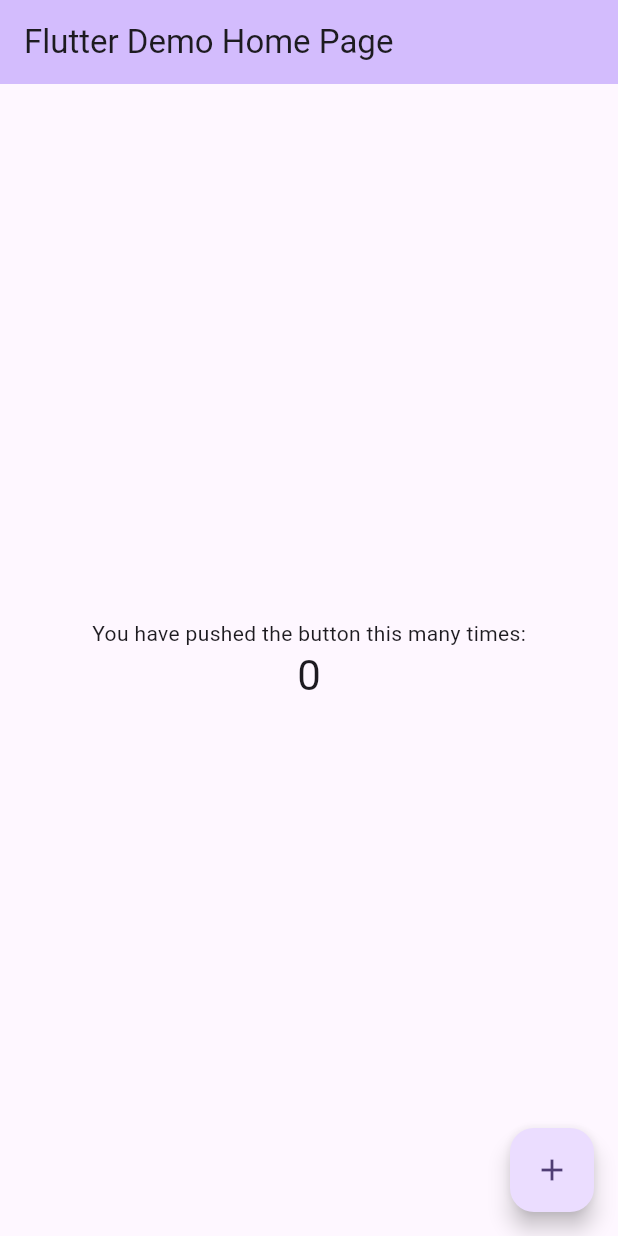
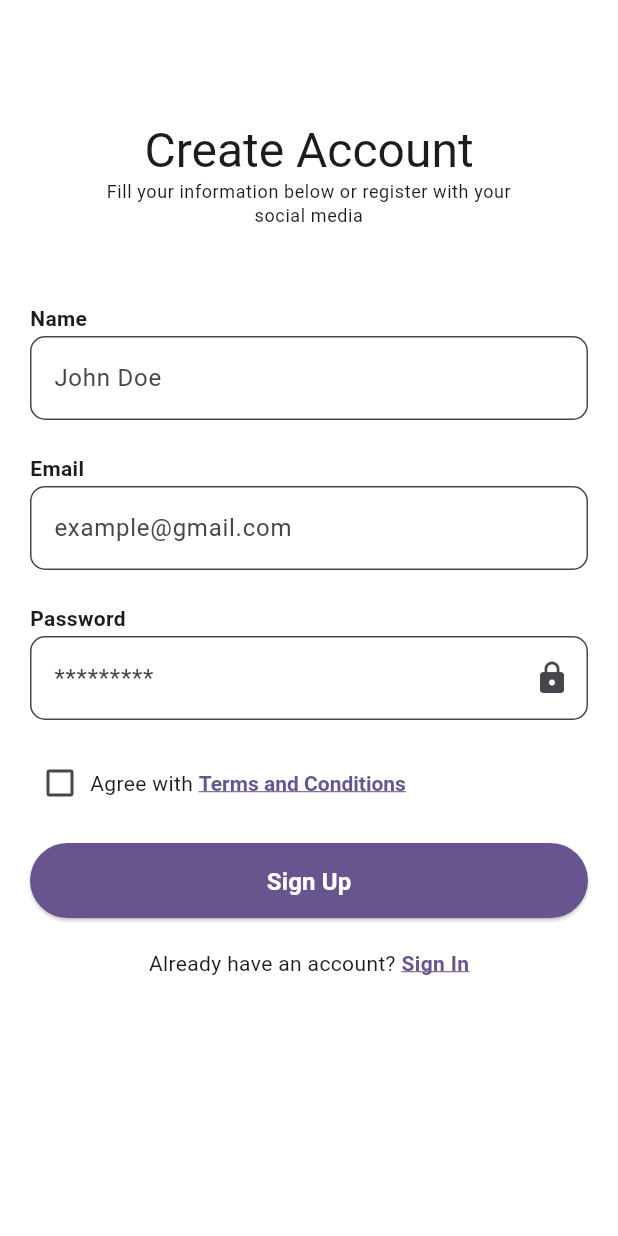
Before and after one commit to honeyman22/flutter_clean_arch, a Flutter app: the screen it shows after launch, on a phone screen of 412 x 824 dp. Run offline on Flutter 3.47's test engine with Material 3 defaults, Android fonts, the phone set to English and light mode, and no system bars; our stand-ins replace dartz, dio, get_it.

Commit message:
signup integration

```diff
--- /dev/null
+++ b/lib/common/widgets/custom_textfield.dart
@@ -0,0 +1,60 @@
+import 'package:flutter/material.dart';
+
+class CustomTextField extends StatelessWidget {
+  final String label;
+  final String hintText;
+  final TextEditingController controller;
+  final bool obscureText;
+  final TextInputType keyboardType;
+  final IconData? icon;
+
+  final String? Function(String?)? validator; // Validation function
+
+  const CustomTextField({
+    super.key,
+    required this.label,
+    required this.hintText,
+    required this.controller,
+    this.obscureText = false,
+    this.keyboardType = TextInputType.text,
+    this.icon,
+    this.validator, // Accepts validator
+  });
+
+  @override
+  Widget build(BuildContext context) {
+    return Column(
+      mainAxisAlignment: MainAxisAlignment.start,
+      crossAxisAlignment: CrossAxisAlignment.start,
+      children: [
+        Text(
+          label,
+          textAlign: TextAlign.start,
+          style: TextStyle(fontWeight: FontWeight.bold),
+        ),
+        Padding(
+          padding: const EdgeInsets.symmetric(vertical: 2),
+          child: TextFormField(
+            controller: controller,
+            obscureText: obscureText,
+            keyboardType: keyboardType,
+            validator: validator, // Apply validation
+            decoration: InputDecoration(
+              hintText: hintText,
+              suffixIcon: icon != null ? Icon(icon) : null,
+              border: OutlineInputBorder(
+                  borderRadius: BorderRadius.circular(10),
+                  borderSide: BorderSide(
+                      color: const Color.fromARGB(255, 243, 242, 242))),
+              focusedBorder: OutlineInputBorder(
+                  borderRadius: BorderRadius.circular(10),
+                  borderSide: BorderSide(color: Colors.grey)),
+              filled: true,
+              fillColor: Colors.white,
+            ),
+          ),
+        )
+      ],
+    );
+  }
+}
--- /dev/null
+++ b/lib/common/widgets/primary_button.dart
@@ -0,0 +1,60 @@
+import 'package:flutter/material.dart';
+
+class PrimaryButton extends StatelessWidget {
+  final String text;
+  final VoidCallback onPressed;
+  final double? width;
+  final double? height;
+  final Color? backgroundColor;
+  final Color? textColor;
+  final double borderRadius;
+  final bool isLoading;
+
+  const PrimaryButton({
+    super.key,
+    required this.text,
+    required this.onPressed,
+    this.width,
+    this.height = 50,
+    this.backgroundColor,
+    this.textColor,
+    this.borderRadius = 25,
+    this.isLoading = false,
+  });
+
+  @override
+  Widget build(BuildContext context) {
+    return SizedBox(
+      width: width ?? double.infinity,
+      height: height,
+      child: ElevatedButton(
+        style: ElevatedButton.styleFrom(
+          backgroundColor:
+              backgroundColor ?? Theme.of(context).colorScheme.primary,
+          shape: RoundedRectangleBorder(
+            borderRadius: BorderRadius.circular(borderRadius),
+          ),
+          padding: const EdgeInsets.symmetric(vertical: 14),
+        ),
+        onPressed: isLoading ? null : onPressed, // Disable when loading
+        child: isLoading
+            ? const SizedBox(
+                width: 24,
+                height: 24,
+                child: CircularProgressIndicator(
+                  color: Colors.white,
+                  strokeWidth: 2.5,
+                ),
+              )
+            : Text(
+                text,
+                style: TextStyle(
+                  color: textColor ?? Colors.white,
+                  fontSize: 16,
+                  fontWeight: FontWeight.w600,
+                ),
+              ),
+      ),
+    );
+  }
+}
--- /dev/null
+++ b/lib/core/constants/api_urls.dart
@@ -0,0 +1,4 @@
+class ApiUrls {
+  static const baseURL = "https://devapi.annapurnagalleries.com/api/";
+  static const register = "${baseURL}login";
+}
--- /dev/null
+++ b/lib/core/network/dio_client.dart
@@ -0,0 +1,34 @@
+import 'package:dio/dio.dart';
+
+class DioClient {
+  late final Dio _dio;
+  DioClient() {
+    _dio = Dio(BaseOptions(
+      headers: {
+        'Content-Type': 'application/json',
+      },
+      baseUrl: 'https://jsonplaceholder.typicode.com/',
+      responseType: ResponseType.json,
+      sendTimeout: const Duration(seconds: 30),
+      receiveTimeout: const Duration(seconds: 30),
+    ));
+  }
+
+  Future<Response> get(String url) async {
+    try {
+      final Response response = await _dio.get(url);
+      return response;
+    } on DioException {
+      rethrow;
+    }
+  }
+
+  Future<Response> post(String url, {data}) async {
+    try {
+      final Response response = await _dio.post(url, data: data);
+      return response;
+    } on DioException {
+      rethrow;
+    }
+  }
+}
--- /dev/null
+++ b/lib/core/usecase/usecase.dart
@@ -0,0 +1,3 @@
+abstract class Usecase<Type, Params> {
+  Future<Type> call(Params params);
+}
--- /dev/null
+++ b/lib/data/models/signup_req_params.dart
@@ -0,0 +1,16 @@
+class SignupReqParams {
+  final String email;
+  final String password;
+  final String name;
+
+  SignupReqParams(
+      {required this.email, required this.password, required this.name});
+
+  Map<String, dynamic> toMap() {
+    return <String, dynamic>{
+      'email': email,
+      'password': password,
+      'name': name,
+    };
+  }
+}
--- /dev/null
+++ b/lib/data/repository/auth.dart
@@ -0,0 +1,12 @@
+import 'package:clean_arch/data/models/signup_req_params.dart';
+import 'package:clean_arch/data/source/auth_api_service.dart';
+import 'package:clean_arch/domain/repository/auth.dart';
+import 'package:clean_arch/service_locator.dart';
+import 'package:dartz/dartz.dart';
+
+class AuthRepositoryImpl extends AuthRepository {
+  @override
+  Future<Either> signup(SignupReqParams signupReqParams) async {
+    return sl<AuthApiService>().signup(signupReqParams);
+  }
+}
--- /dev/null
+++ b/lib/data/source/auth_api_service.dart
@@ -0,0 +1,25 @@
+import 'package:clean_arch/core/constants/api_urls.dart';
+import 'package:clean_arch/core/network/dio_client.dart';
+import 'package:clean_arch/data/models/signup_req_params.dart';
+import 'package:clean_arch/service_locator.dart';
+import 'package:dartz/dartz.dart';
+import 'package:dio/dio.dart';
+
+abstract class AuthApiService {
+  Future<Either> signup(SignupReqParams signupReqParams);
+}
+
+class AuthApiServiceImpl implements AuthApiService {
+  @override
+  Future<Either> signup(SignupReqParams signupReqParams) async {
+    try {
+      var response = await sl<DioClient>()
+          .post(ApiUrls.register, data: signupReqParams.toMap());
+
+      return Right(response);
+    } on DioException catch (e) {
+      print("Hello ${e.response!.data['message']}");
+      return Left(e.response!.data['message']);
+    }
+  }
+}
--- /dev/null
+++ b/lib/domain/repository/auth.dart
@@ -0,0 +1,6 @@
+import 'package:clean_arch/data/models/signup_req_params.dart';
+import 'package:dartz/dartz.dart';
+
+abstract class AuthRepository {
+  Future<Either> signup(SignupReqParams signupReqParams);
+}
--- /dev/null
+++ b/lib/domain/usecases/signup.dart
@@ -0,0 +1,12 @@
+import 'package:clean_arch/core/usecase/usecase.dart';
+import 'package:clean_arch/data/models/signup_req_params.dart';
+import 'package:clean_arch/domain/repository/auth.dart';
+import 'package:clean_arch/service_locator.dart';
+import 'package:dartz/dartz.dart';
+
+class SignupUseCase implements Usecase<Either, SignupReqParams> {
+
+  @override
+  Future<Either> call(SignupReqParams? params) async =>
+    sl<AuthRepository>().signup(params!);
+}
--- a/lib/main.dart
+++ b/lib/main.dart
@@ -1,6 +1,9 @@
+import 'package:clean_arch/presentation/auth/pages/signup.dart';
+import 'package:clean_arch/service_locator.dart';
 import 'package:flutter/material.dart';
 
 void main() {
+  setupServiceLocator();
   runApp(const MyApp());
 }
 
@@ -16,55 +19,7 @@ class MyApp extends StatelessWidget {
         colorScheme: ColorScheme.fromSeed(seedColor: Colors.deepPurple),
         useMaterial3: true,
       ),
-      home: const MyHomePage(title: 'Flutter Demo Home Page'),
+      home: SigninScreen(),
     );
   }
 }
-
-class MyHomePage extends StatefulWidget {
-  const MyHomePage({super.key, required this.title});
-
-  final String title;
-
-  @override
-  State<MyHomePage> createState() => _MyHomePageState();
-}
-
-class _MyHomePageState extends State<MyHomePage> {
-  int _counter = 0;
-
-  void _incrementCounter() {
-    setState(() {
-      _counter++;
-    });
-  }
-
-  @override
-  Widget build(BuildContext context) {
-    return Scaffold(
-      appBar: AppBar(
-        backgroundColor: Theme.of(context).colorScheme.inversePrimary,
-        title: Text(widget.title),
-      ),
-      body: Center(
-        child: Column(
-          mainAxisAlignment: MainAxisAlignment.center,
-          children: <Widget>[
-            const Text(
-              'You have pushed the button this many times:',
-            ),
-            Text(
-              '$_counter',
-              style: Theme.of(context).textTheme.headlineMedium,
-            ),
-          ],
-        ),
-      ),
-      floatingActionButton: FloatingActionButton(
-        onPressed: _incrementCounter,
-        tooltip: 'Increment',
-        child: const Icon(Icons.add),
-      ), // This trailing comma makes auto-formatting nicer for build methods.
-    );
-  }
-}
--- /dev/null
+++ b/lib/presentation/auth/pages/signup.dart
@@ -0,0 +1,146 @@
+import 'package:clean_arch/common/widgets/custom_textfield.dart';
+import 'package:clean_arch/common/widgets/primary_button.dart';
+import 'package:clean_arch/data/models/signup_req_params.dart';
+import 'package:clean_arch/domain/usecases/signup.dart';
+import 'package:clean_arch/service_locator.dart';
+import 'package:flutter/gestures.dart';
+import 'package:flutter/material.dart';
+
+class SigninScreen extends StatefulWidget {
+  const SigninScreen({super.key});
+
+  @override
+  State<SigninScreen> createState() => _SigninScreenState();
+}
+
+class _SigninScreenState extends State<SigninScreen> {
+  final TextEditingController _nameController = TextEditingController();
+  final TextEditingController _emailController = TextEditingController();
+  final TextEditingController _passwordController = TextEditingController();
+  bool _agreeToTerms = false;
+
+  @override
+  Widget build(BuildContext context) {
+    return Scaffold(
+      backgroundColor: Colors.white,
+      body: SingleChildScrollView(
+        child: Container(
+          padding:
+              const EdgeInsets.only(bottom: 20, right: 20, left: 20, top: 80),
+          child: Column(
+            spacing: 20,
+            children: [
+              Column(
+                children: [
+                  Text(
+                    "Create Account",
+                    style: Theme.of(context).textTheme.headlineLarge,
+                  ),
+                  Padding(
+                    padding: const EdgeInsets.symmetric(horizontal: 50),
+                    child: Text(
+                      "Fill your information below or register with your social media",
+                      style: Theme.of(context).textTheme.bodySmall,
+                      textAlign: TextAlign.center,
+                    ),
+                  ),
+                ],
+              ),
+              const SizedBox(height: 10),
+              CustomTextField(
+                hintText: "John Doe",
+                label: "Name",
+                keyboardType: TextInputType.text,
+                controller: _nameController,
+              ),
+              CustomTextField(
+                hintText: "example@gmail.com",
+                label: "Email",
+                keyboardType: TextInputType.emailAddress,
+                controller: _emailController,
+              ),
+              CustomTextField(
+                hintText: "*********",
+                label: "Password",
+                keyboardType: TextInputType.text,
+                controller: _passwordController,
+                icon: Icons.lock,
+                obscureText: true,
+              ),
+              Row(
+                children: [
+                  Checkbox(
+                    value: _agreeToTerms,
+                    onChanged: (value) {
+                      setState(() {
+                        _agreeToTerms = value!;
+                      });
+                    },
+                    materialTapTargetSize: MaterialTapTargetSize.shrinkWrap,
+                  ),
+                  RichText(
+                    text: TextSpan(
+                      children: [
+                        TextSpan(
+                          text: "Agree with ",
+                          style: Theme.of(context).textTheme.bodyMedium,
+                        ),
+                        TextSpan(
+                          text: "Terms and Conditions",
+                          recognizer: TapGestureRecognizer()..onTap = () {},
+                          style: TextStyle(
+                            decoration: TextDecoration.underline,
+                            color: Theme.of(context).colorScheme.primary,
+                            fontWeight: FontWeight.bold,
+                          ),
+                        ),
+                      ],
+                    ),
+                  ),
+                ],
+              ),
+              PrimaryButton(
+                  text: "Sign Up",
+                  onPressed: () {
+                    sl<SignupUseCase>().call(SignupReqParams(
+                      email: "email",
+                      password: "password",
+                      name: "name",
+                    ));
+                  }),
+              RichText(
+                text: TextSpan(
+                  text: "Already have an account? ",
+                  style: Theme.of(context).textTheme.bodyMedium,
+                  children: [
+                    TextSpan(
+                      text: "Sign In",
+                      style: TextStyle(
+                        decoration: TextDecoration.underline,
+                        decorationColor: Theme.of(context).colorScheme.primary,
+                        color: Theme.of(context).colorScheme.primary,
+                        fontWeight: FontWeight.bold,
+                      ),
+                      recognizer: TapGestureRecognizer()
+                        ..onTap = () {
+                          Navigator.pushNamed(context, "/login");
+                        },
+                    ),
+                  ],
+                ),
+              ),
+            ],
+          ),
+        ),
+      ),
+    );
+  }
+
+  @override
+  void dispose() {
+    _nameController.dispose();
+    _emailController.dispose();
+    _passwordController.dispose();
+    super.dispose();
+  }
+}
--- /dev/null
+++ b/lib/service_locator.dart
@@ -0,0 +1,20 @@
+import 'package:clean_arch/core/network/dio_client.dart';
+import 'package:clean_arch/data/repository/auth.dart';
+import 'package:clean_arch/data/source/auth_api_service.dart';
+import 'package:clean_arch/domain/repository/auth.dart';
+import 'package:clean_arch/domain/usecases/signup.dart';
+import 'package:get_it/get_it.dart';
+
+final sl = GetIt.instance;
+void setupServiceLocator() {
+  sl.registerSingleton<DioClient>(DioClient());
+
+//Services
+  sl.registerSingleton<AuthApiService>(AuthApiServiceImpl());
+
+  //Repositories
+  sl.registerSingleton<AuthRepository>(AuthRepositoryImpl());
+
+  //UseCases
+  sl.registerSingleton<SignupUseCase>(SignupUseCase());
+}
--- a/pubspec.yaml
+++ b/pubspec.yaml
@@ -46,6 +46,8 @@ dependencies:
   equatable: ^2.0.7
   flutter_secure_storage: ^9.2.4
   google_fonts: ^6.2.1
+  dartz: ^0.10.1
+  dio: ^5.8.0+1
 dev_dependencies:
   flutter_test:
     sdk: flutter
```
Also changed, not shown: lib/core/network/interceptors.dart (added), pubspec.lock.
